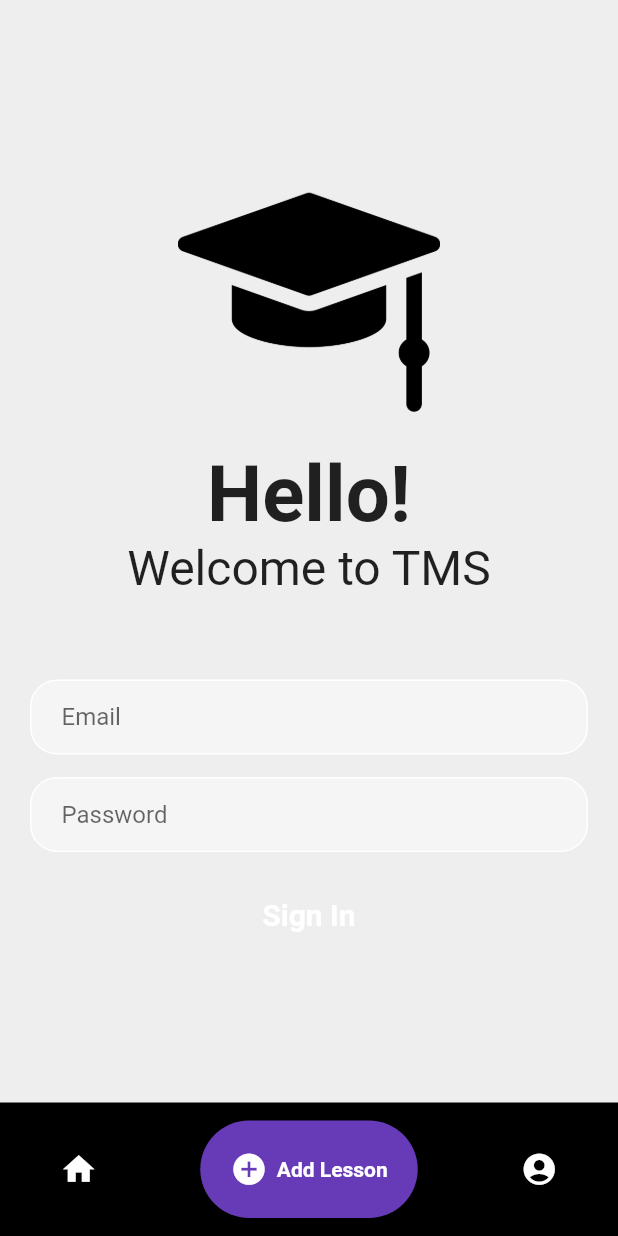
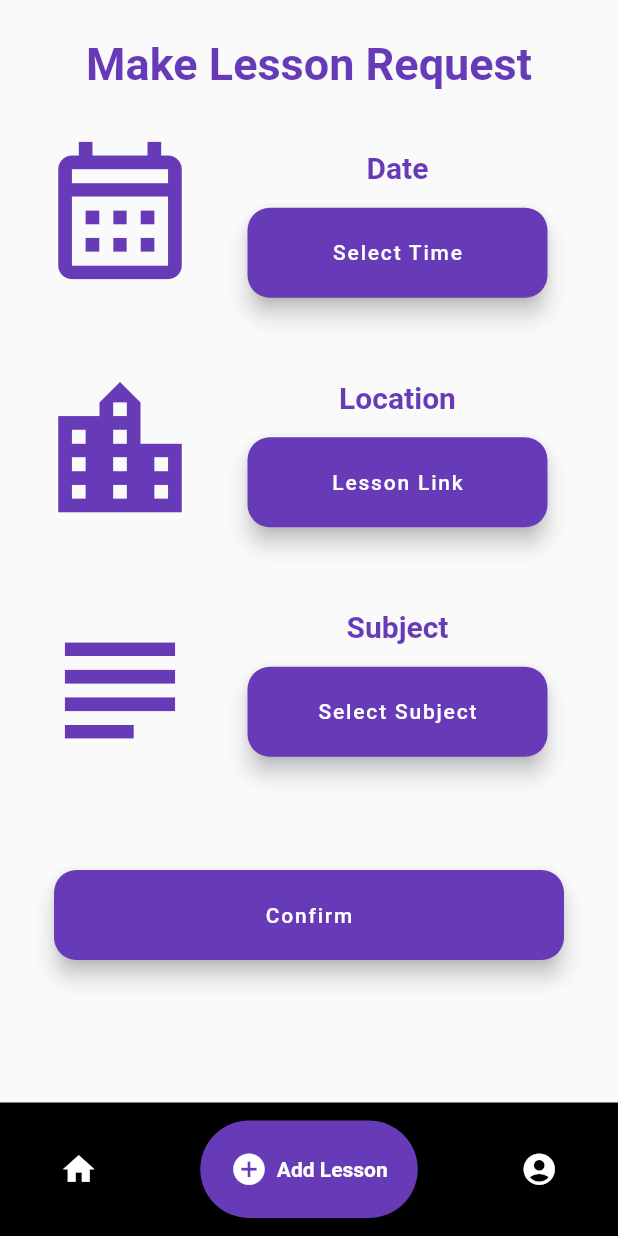
Before and after one commit to Studios-Async/TMS_Application, a Flutter app: the screen it shows after launch, item 2 of the bottom bar chosen, on a phone screen of 412 x 824 dp. Run offline on Flutter 3.47's test engine with Material 2 defaults, Android fonts, the phone set to English and light mode, and no system bars; drawn by our look-alikes of google_nav_bar; our stand-ins replace firebase_core, lottie, table_calendar; accounts and stored records are empty.

Commit message:
lesson request page ui

```diff
--- a/lib/Utilities/navbar.dart
+++ b/lib/Utilities/navbar.dart
@@ -1,5 +1,6 @@
 import 'package:flutter/material.dart';
 import 'package:google_nav_bar/google_nav_bar.dart';
+import 'package:tms/general_screens/lesson_request.dart';
 import 'package:tms/general_screens/login_page.dart';
 import 'package:tms/general_screens/student_home.dart';
 import 'package:tms/general_screens/welldone_page.dart';
@@ -16,7 +17,7 @@ class _NavBarState extends State<NavBar> {
   late ScrollController _scrollController; // Controller for scrolling
   List<Widget> pages = [
     StudentHome(),
-    LoginPage(),
+    LessonPage(),
     WellDonePage()
   ]; // List of pages
 
--- a/lib/buttontemplate.dart
+++ b/lib/buttontemplate.dart
@@ -1,6 +1,6 @@
 import 'package:flutter/material.dart';
 
-class newbutton extends StatelessWidget {
+class NewButton extends StatelessWidget {
   String? text;
   IconData? icon;
   bool?
@@ -8,7 +8,7 @@ class newbutton extends StatelessWidget {
   double buttonheight;
   double buttonwidth;
   final voidcallback;
-  newbutton(
+  NewButton(
       {super.key,
       required this.voidcallback,
       required this.buttonheight,
@@ -19,21 +19,28 @@ class newbutton extends StatelessWidget {
 
   @override
   Widget build(BuildContext context) {
-    return FloatingActionButton(
+    return Container(
+        width: buttonwidth,
+        height: buttonheight,
+        child: FloatingActionButton(
           shape: const RoundedRectangleBorder(
               borderRadius: BorderRadius.all(Radius.circular(15))),
-      onPressed: voidcallback,
+          onPressed: () {
+            voidcallback;
+          },
           backgroundColor: Colors.deepPurple,
           child: Center(
-          child: usingIcon == false
+              child: usingIcon ==
+                      false //if the button doesnt need an icon, there will be a text child
                   ? Text(
                       text!,
                       style: const TextStyle(color: Colors.white),
                     )
                   : Icon(
+                      //if the button us using an icon, there will be an icon child
                       icon,
                       color: Colors.white,
                     )),
-    );
+        ));
   }
 }
--- /dev/null
+++ b/lib/general_screens/lesson_request.dart
@@ -0,0 +1,120 @@
+import 'package:flutter/material.dart';
+import 'package:tms/buttontemplate.dart';
+
+class LessonPage extends StatefulWidget {
+  const LessonPage({super.key});
+
+  @override
+  State<LessonPage> createState() => _LessonPageState();
+}
+
+class _LessonPageState extends State<LessonPage> {
+  @override
+  Widget build(BuildContext context) {
+    return Scaffold(
+        body: SafeArea(
+            child: Container(
+                padding: const EdgeInsets.only(top: 25, bottom: 40),
+                child: Column(children: [
+                  Text('Make Lesson Request',
+                      style: TextStyle(
+                          color: Colors.deepPurple,
+                          fontWeight: FontWeight.bold,
+                          fontSize: 30)),
+                  Row(
+                    children: [
+                      Column(
+                        children: [
+                          Padding(
+                            padding: EdgeInsets.all(25),
+                            child: Icon(Icons.calendar_month_outlined,
+                                color: Colors.deepPurple, size: 110),
+                          ),
+                          Padding(
+                            padding: EdgeInsets.all(25),
+                            child: Icon(
+                              Icons.location_city_outlined,
+                              color: Colors.deepPurple,
+                              size: 110,
+                            ),
+                          ),
+                          Padding(
+                            padding: EdgeInsets.all(25),
+                            child: Icon(Icons.subject_outlined,
+                                color: Colors.deepPurple, size: 110),
+                          )
+                        ],
+                      ),
+                      Column(
+                        //mainAxisAlignment: MainAxisAlignment.start,
+                        children: [
+                          Padding(
+                            padding: EdgeInsets.only(
+                                top: 10, left: 25, right: 25, bottom: 10),
+                            child: Text('Date',
+                                style: TextStyle(
+                                    color: Colors.deepPurple,
+                                    fontSize: 20,
+                                    fontWeight: FontWeight.bold)),
+                          ),
+                          Padding(
+                              padding: EdgeInsets.all(5),
+                              child: NewButton(
+                                voidcallback: null,
+                                buttonheight: 60,
+                                buttonwidth: 200,
+                                usingIcon: false,
+                                text: 'Select Time',
+                              )),
+                          Padding(
+                            padding: EdgeInsets.only(
+                                top: 50, left: 25, right: 25, bottom: 10),
+                            child: Text('Location',
+                                style: TextStyle(
+                                    color: Colors.deepPurple,
+                                    fontSize: 20,
+                                    fontWeight: FontWeight.bold)),
+                          ),
+                          Padding(
+                              padding: EdgeInsets.all(5),
+                              child: NewButton(
+                                voidcallback: null,
+                                buttonheight: 60,
+                                buttonwidth: 200,
+                                usingIcon: false,
+                                text: 'Lesson Link',
+                              )),
+                          Padding(
+                            padding: EdgeInsets.only(
+                                top: 50, left: 25, right: 25, bottom: 10),
+                            child: Text('Subject',
+                                style: TextStyle(
+                                    color: Colors.deepPurple,
+                                    fontSize: 20,
+                                    fontWeight: FontWeight.bold)),
+                          ),
+                          Padding(
+                              padding: EdgeInsets.all(5),
+                              child: NewButton(
+                                voidcallback: null,
+                                buttonheight: 60,
+                                buttonwidth: 200,
+                                usingIcon: false,
+                                text: 'Select Subject',
+                              )),
+                        ],
+                      ),
+                    ],
+                  ),
+                  Padding(
+                    padding: EdgeInsets.only(top: 40),
+                    child: NewButton(
+                        voidcallback: null,
+                        buttonheight: 60,
+                        buttonwidth: 340,
+                        usingIcon: false,
+                        text: 'Confirm'),
+                  )
+                ]))));
+  }
+}
```
Lines whose indentation alone changed are shown as unchanged.
